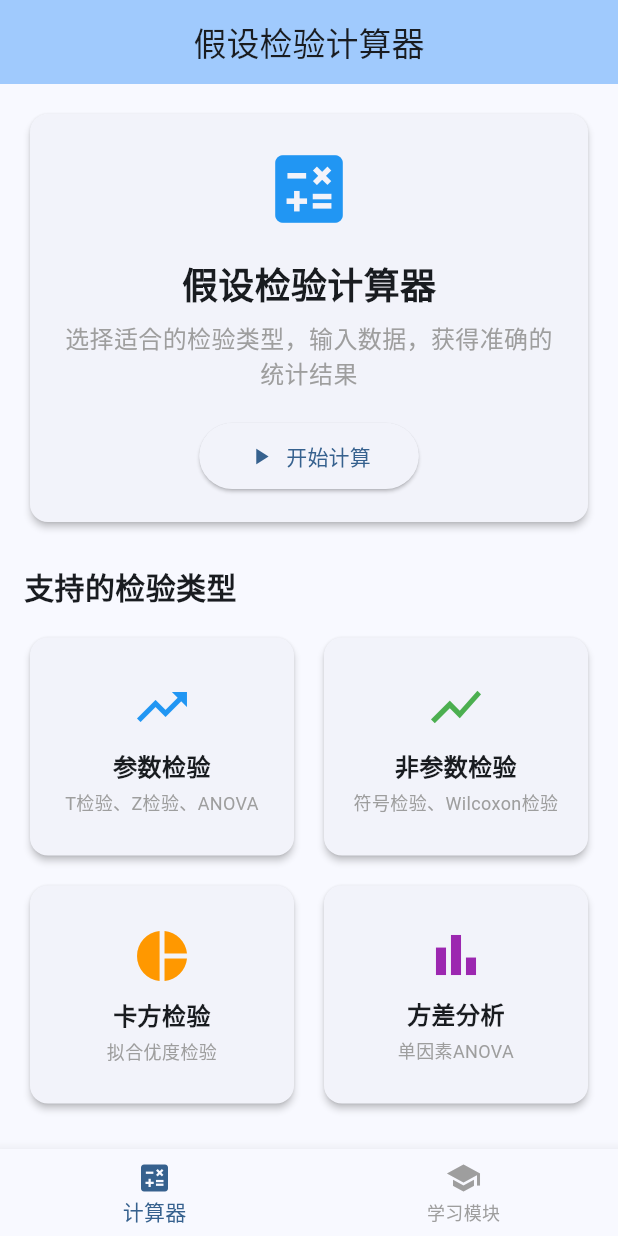
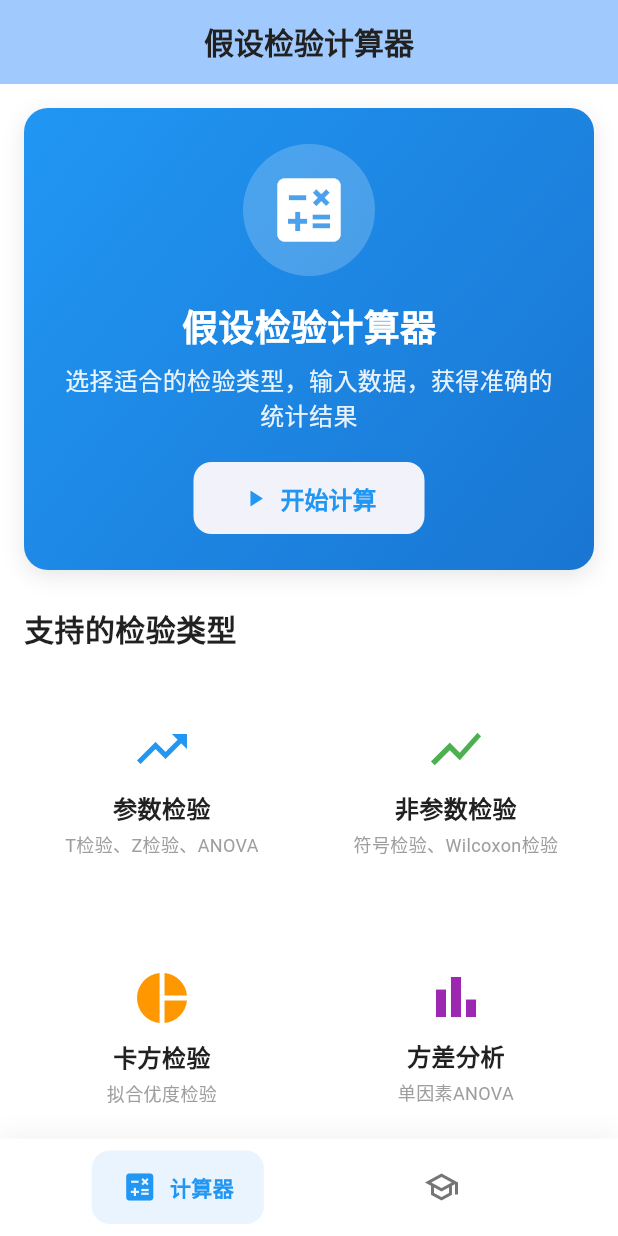
Before and after one commit to zym9863/hypothesis_helper, a Flutter app: the screen it shows after launch, on a phone screen of 412 x 824 dp. Run offline on Flutter 3.47's test engine with Material 3 defaults, Android fonts, the light colour scheme and no system bars; our stand-ins replace fl_chart; Roboto replaces fonts that are missing (Microsoft YaHei).

Commit message:
feat: implement theme management and enhance UI components with AppTheme

```diff
--- a/lib/main.dart
+++ b/lib/main.dart
@@ -2,6 +2,7 @@ import 'package:flutter/material.dart';
 import 'package:provider/provider.dart';
 import 'providers/test_provider.dart';
 import 'screens/main_screen.dart';
+import 'theme/app_theme.dart';
 
 void main() {
   runApp(const HypothesisHelperApp());
@@ -18,24 +19,9 @@ class HypothesisHelperApp extends StatelessWidget {
       ],
       child: MaterialApp(
         title: '假设检验助手',
-        theme: ThemeData(
-          colorScheme: ColorScheme.fromSeed(
-            seedColor: Colors.blue,
-            brightness: Brightness.light,
-          ),
-          useMaterial3: true,
-          fontFamily: 'Microsoft YaHei',
-          appBarTheme: const AppBarTheme(
-            centerTitle: true,
-            elevation: 0,
-          ),
-          cardTheme: CardThemeData(
-            elevation: 2,
-            shape: RoundedRectangleBorder(
-              borderRadius: BorderRadius.circular(12),
-            ),
-          ),
-        ),
+        theme: AppTheme.lightTheme(),
+        darkTheme: AppTheme.darkTheme(),
+        themeMode: ThemeMode.light,
         home: const MainScreen(),
         debugShowCheckedModeBanner: false,
       ),
--- a/lib/screens/calculator_screen.dart
+++ b/lib/screens/calculator_screen.dart
@@ -1,5 +1,6 @@
 import 'package:flutter/material.dart';
 import 'test_selection_screen.dart';
+import '../theme/app_theme.dart';
 
 /// 假设检验计算器屏幕
 class CalculatorScreen extends StatefulWidget {
@@ -17,21 +18,34 @@ class _CalculatorScreenState extends State<CalculatorScreen> {
         title: const Text('假设检验计算器'),
         backgroundColor: Theme.of(context).colorScheme.inversePrimary,
       ),
-      body: Padding(
+      body: SingleChildScrollView(
+        child: Padding(
           padding: const EdgeInsets.all(16.0),
           child: Column(
             crossAxisAlignment: CrossAxisAlignment.start,
             children: [
               // 欢迎卡片
-            Card(
+              Container(
+                decoration: BoxDecoration(
+                  gradient: AppTheme.primaryGradient,
+                  borderRadius: BorderRadius.circular(16),
+                  boxShadow: [AppTheme.cardShadow],
+                ),
                 child: Padding(
-                padding: const EdgeInsets.all(20.0),
+                  padding: const EdgeInsets.all(24.0),
                   child: Column(
                     children: [
-                    const Icon(
+                      Container(
+                        padding: const EdgeInsets.all(16),
+                        decoration: BoxDecoration(
+                          color: Colors.white.withValues(alpha: 0.2),
+                          shape: BoxShape.circle,
+                        ),
+                        child: const Icon(
                           Icons.calculate,
-                      size: 60,
-                      color: Colors.blue,
+                          size: 56,
+                          color: Colors.white,
+                        ),
                       ),
                     const SizedBox(height: 16),
                     const Text(
@@ -39,14 +53,15 @@ class _CalculatorScreenState extends State<CalculatorScreen> {
                       style: TextStyle(
                         fontSize: 24,
                         fontWeight: FontWeight.bold,
+                        color: Colors.white,
                       ),
                     ),
                     const SizedBox(height: 8),
-                    const Text(
+                    Text(
                       '选择适合的检验类型，输入数据，获得准确的统计结果',
                       style: TextStyle(
                         fontSize: 16,
-                        color: Colors.grey,
+                        color: Colors.white.withValues(alpha: 0.9),
                       ),
                       textAlign: TextAlign.center,
                     ),
@@ -85,8 +100,9 @@ class _CalculatorScreenState extends State<CalculatorScreen> {
             ),
             const SizedBox(height: 16),
 
-            Expanded(
-              child: GridView.count(
+            GridView.count(
+              physics: const NeverScrollableScrollPhysics(),
+              shrinkWrap: true,
               crossAxisCount: 2,
               crossAxisSpacing: 12,
               mainAxisSpacing: 12,
@@ -96,32 +112,32 @@ class _CalculatorScreenState extends State<CalculatorScreen> {
                   '参数检验',
                   'T检验、Z检验、ANOVA',
                   Icons.trending_up,
-                    Colors.blue,
+                  AppTheme.primaryBlue,
                 ),
                 _buildFeatureCard(
                   '非参数检验',
                   '符号检验、Wilcoxon检验',
                   Icons.show_chart,
-                    Colors.green,
+                  AppTheme.successGreen,
                 ),
                 _buildFeatureCard(
                   '卡方检验',
                   '拟合优度检验',
                   Icons.pie_chart,
-                    Colors.orange,
+                  AppTheme.warningOrange,
                 ),
                 _buildFeatureCard(
                   '方差分析',
                   '单因素ANOVA',
                   Icons.bar_chart,
-                    Colors.purple,
+                  const Color(0xFF9C27B0),
+                ),
+              ],
             ),
           ],
         ),
       ),
-          ],
-        ),
-      ),
+    )
   );
 }
 
--- a/lib/screens/main_screen.dart
+++ b/lib/screens/main_screen.dart
@@ -1,6 +1,7 @@
 import 'package:flutter/material.dart';
 import 'calculator_screen.dart';
 import 'learning_screen.dart';
+import '../theme/app_theme.dart';
 
 /// 主屏幕 - 包含底部导航栏
 class MainScreen extends StatefulWidget {
@@ -10,8 +11,10 @@ class MainScreen extends StatefulWidget {
   State<MainScreen> createState() => _MainScreenState();
 }
 
-class _MainScreenState extends State<MainScreen> {
+class _MainScreenState extends State<MainScreen> with SingleTickerProviderStateMixin {
   int _currentIndex = 0;
+  late AnimationController _animationController;
+  late Animation<double> _fadeAnimation;
 
   final List<Widget> _screens = [
     const CalculatorScreen(),
@@ -19,29 +22,134 @@ class _MainScreenState extends State<MainScreen> {
   ];
 
   @override
+  void initState() {
+    super.initState();
+    _animationController = AnimationController(
+      duration: const Duration(milliseconds: 300),
+      vsync: this,
+    );
+    _fadeAnimation = Tween<double>(
+      begin: 0.0,
+      end: 1.0,
+    ).animate(CurvedAnimation(
+      parent: _animationController,
+      curve: Curves.easeInOut,
+    ));
+    _animationController.forward();
+  }
+
+  @override
+  void dispose() {
+    _animationController.dispose();
+    super.dispose();
+  }
+
+  void _onTabSelected(int index) {
+    if (_currentIndex != index) {
+      _animationController.reverse().then((_) {
+        setState(() {
+          _currentIndex = index;
+        });
+        _animationController.forward();
+      });
+    }
+  }
+
+  @override
   Widget build(BuildContext context) {
     return Scaffold(
-      body: _screens[_currentIndex],
-      bottomNavigationBar: BottomNavigationBar(
-        currentIndex: _currentIndex,
-        onTap: (index) {
-          setState(() {
-            _currentIndex = index;
-          });
+      body: AnimatedBuilder(
+        animation: _fadeAnimation,
+        builder: (context, child) {
+          return FadeTransition(
+            opacity: _fadeAnimation,
+            child: _screens[_currentIndex],
+          );
         },
-        type: BottomNavigationBarType.fixed,
-        selectedItemColor: Theme.of(context).colorScheme.primary,
-        unselectedItemColor: Colors.grey,
-        items: const [
-          BottomNavigationBarItem(
-            icon: Icon(Icons.calculate),
-            label: '计算器',
+      ),
+      bottomNavigationBar: Container(
+        decoration: BoxDecoration(
+          color: AppTheme.surfaceWhite,
+          boxShadow: [
+            BoxShadow(
+              color: Colors.black.withValues(alpha: 0.05),
+              offset: const Offset(0, -4),
+              blurRadius: 12,
+            ),
+          ],
+        ),
+        child: SafeArea(
+          child: Container(
+            height: 65,
+            padding: const EdgeInsets.symmetric(horizontal: 16, vertical: 8),
+            child: Row(
+              mainAxisAlignment: MainAxisAlignment.spaceAround,
+              children: [
+                _buildNavItem(
+                  index: 0,
+                  icon: Icons.calculate_outlined,
+                  activeIcon: Icons.calculate,
+                  label: '计算器',
+                ),
+                _buildNavItem(
+                  index: 1,
+                  icon: Icons.school_outlined,
+                  activeIcon: Icons.school,
+                  label: '学习',
+                ),
+              ],
+            ),
           ),
-          BottomNavigationBarItem(
-            icon: Icon(Icons.school),
-            label: '学习模块',
-          ),
-        ],
+        ),
+      ),
+    );
+  }
+
+  Widget _buildNavItem({
+    required int index,
+    required IconData icon,
+    required IconData activeIcon,
+    required String label,
+  }) {
+    final isSelected = _currentIndex == index;
+    return GestureDetector(
+      onTap: () => _onTabSelected(index),
+      child: AnimatedContainer(
+        duration: const Duration(milliseconds: 200),
+        padding: EdgeInsets.symmetric(
+          horizontal: isSelected ? 20 : 16,
+          vertical: 8,
+        ),
+        decoration: BoxDecoration(
+          color: isSelected ? AppTheme.primaryBlue.withValues(alpha: 0.1) : Colors.transparent,
+          borderRadius: BorderRadius.circular(12),
+        ),
+        child: Row(
+          mainAxisSize: MainAxisSize.min,
+          children: [
+            Icon(
+              isSelected ? activeIcon : icon,
+              color: isSelected ? AppTheme.primaryBlue : AppTheme.textSecondary,
+              size: 24,
+            ),
+            AnimatedContainer(
+              duration: const Duration(milliseconds: 200),
+              width: isSelected ? 8 : 0,
+            ),
+            AnimatedOpacity(
+              duration: const Duration(milliseconds: 200),
+              opacity: isSelected ? 1 : 0,
+              child: Text(
+                label,
+                style: TextStyle(
+                  color: AppTheme.primaryBlue,
+                  fontWeight: FontWeight.w600,
+                  fontSize: 14,
+                ),
+              ),
+            ),
+          ],
+        ),
       ),
     );
   }
--- /dev/null
+++ b/lib/theme/app_theme.dart
@@ -0,0 +1,221 @@
+import 'package:flutter/material.dart';
+
+class AppTheme {
+  // 品牌色彩
+  static const Color primaryBlue = Color(0xFF2196F3);
+  static const Color primaryDarkBlue = Color(0xFF1976D2);
+  static const Color accentBlue = Color(0xFF448AFF);
+  static const Color lightBlue = Color(0xFFE3F2FD);
+
+  // 功能色彩
+  static const Color successGreen = Color(0xFF4CAF50);
+  static const Color warningOrange = Color(0xFFFF9800);
+  static const Color errorRed = Color(0xFFF44336);
+  static const Color infoTeal = Color(0xFF00BCD4);
+
+  // 中性色彩
+  static const Color backgroundGrey = Color(0xFFF5F5F5);
+  static const Color surfaceWhite = Color(0xFFFFFFFF);
+  static const Color textPrimary = Color(0xFF212121);
+  static const Color textSecondary = Color(0xFF757575);
+  static const Color dividerGrey = Color(0xFFE0E0E0);
+
+  // 渐变色
+  static const LinearGradient primaryGradient = LinearGradient(
+    begin: Alignment.topLeft,
+    end: Alignment.bottomRight,
+    colors: [primaryBlue, primaryDarkBlue],
+  );
+
+  static const LinearGradient accentGradient = LinearGradient(
+    begin: Alignment.topLeft,
+    end: Alignment.bottomRight,
+    colors: [accentBlue, primaryBlue],
+  );
+
+  // 阴影
+  static BoxShadow cardShadow = BoxShadow(
+    color: Colors.black.withValues(alpha: 0.1),
+    offset: const Offset(0, 4),
+    blurRadius: 12,
+    spreadRadius: 0,
+  );
+
+  static BoxShadow buttonShadow = BoxShadow(
+    color: primaryBlue.withValues(alpha: 0.3),
+    offset: const Offset(0, 4),
+    blurRadius: 8,
+    spreadRadius: 0,
+  );
+
+  // 主题配置
+  static ThemeData lightTheme() {
+    return ThemeData(
+      useMaterial3: true,
+      colorScheme: ColorScheme.fromSeed(
+        seedColor: primaryBlue,
+        brightness: Brightness.light,
+        primary: primaryBlue,
+        secondary: accentBlue,
+        surface: surfaceWhite,
+        background: backgroundGrey,
+        error: errorRed,
+      ),
+
+      // 字体配置
+      fontFamily: 'Microsoft YaHei',
+      textTheme: const TextTheme(
+        displayLarge: TextStyle(
+          fontSize: 32,
+          fontWeight: FontWeight.bold,
+          color: textPrimary,
+        ),
+        displayMedium: TextStyle(
+          fontSize: 28,
+          fontWeight: FontWeight.bold,
+          color: textPrimary,
+        ),
+        displaySmall: TextStyle(
+          fontSize: 24,
+          fontWeight: FontWeight.bold,
+          color: textPrimary,
+        ),
+        headlineMedium: TextStyle(
+          fontSize: 20,
+          fontWeight: FontWeight.w600,
+          color: textPrimary,
+        ),
+        headlineSmall: TextStyle(
+          fontSize: 18,
+          fontWeight: FontWeight.w600,
+          color: textPrimary,
+        ),
+        titleLarge: TextStyle(
+          fontSize: 16,
+          fontWeight: FontWeight.w600,
+          color: textPrimary,
+        ),
+        bodyLarge: TextStyle(
+          fontSize: 16,
+          color: textPrimary,
+        ),
+        bodyMedium: TextStyle(
+          fontSize: 14,
+          color: textPrimary,
+        ),
+        bodySmall: TextStyle(
+          fontSize: 12,
+          color: textSecondary,
+        ),
+      ),
+
+      // AppBar 主题
+      appBarTheme: AppBarTheme(
+        centerTitle: true,
+        elevation: 0,
+        backgroundColor: surfaceWhite,
+        foregroundColor: textPrimary,
+        titleTextStyle: const TextStyle(
+          fontSize: 20,
+          fontWeight: FontWeight.w600,
+          color: textPrimary,
+        ),
+      ),
+
+      // Card 主题
+      cardTheme: CardThemeData(
+        elevation: 0,
+        shape: RoundedRectangleBorder(
+          borderRadius: BorderRadius.circular(16),
+        ),
+        color: surfaceWhite,
+      ),
+
+      // ElevatedButton 主题
+      elevatedButtonTheme: ElevatedButtonThemeData(
+        style: ElevatedButton.styleFrom(
+          elevation: 0,
+          padding: const EdgeInsets.symmetric(horizontal: 24, vertical: 12),
+          shape: RoundedRectangleBorder(
+            borderRadius: BorderRadius.circular(12),
+          ),
+          textStyle: const TextStyle(
+            fontSize: 16,
+            fontWeight: FontWeight.w600,
+          ),
+        ),
+      ),
+
+      // BottomNavigationBar 主题
+      bottomNavigationBarTheme: const BottomNavigationBarThemeData(
+        type: BottomNavigationBarType.fixed,
+        elevation: 8,
+        selectedItemColor: primaryBlue,
+        unselectedItemColor: textSecondary,
+        selectedLabelStyle: TextStyle(
+          fontSize: 12,
+          fontWeight: FontWeight.w600,
+        ),
+        unselectedLabelStyle: TextStyle(
+          fontSize: 12,
+        ),
+      ),
+
+      // InputDecoration 主题
+      inputDecorationTheme: InputDecorationTheme(
+        filled: true,
+        fillColor: backgroundGrey,
+        contentPadding: const EdgeInsets.symmetric(
+          horizontal: 16,
+          vertical: 12,
+        ),
+        border: OutlineInputBorder(
+          borderRadius: BorderRadius.circular(12),
+          borderSide: BorderSide.none,
+        ),
+        enabledBorder: OutlineInputBorder(
+          borderRadius: BorderRadius.circular(12),
+          borderSide: BorderSide.none,
+        ),
+        focusedBorder: OutlineInputBorder(
+          borderRadius: BorderRadius.circular(12),
+          borderSide: const BorderSide(
+            color: primaryBlue,
+            width: 2,
+          ),
+        ),
+        errorBorder: OutlineInputBorder(
+          borderRadius: BorderRadius.circular(12),
+          borderSide: const BorderSide(
+            color: errorRed,
+            width: 2,
+          ),
+        ),
+        focusedErrorBorder: OutlineInputBorder(
+          borderRadius: BorderRadius.circular(12),
+          borderSide: const BorderSide(
+            color: errorRed,
+            width: 2,
+          ),
+        ),
+      ),
+
+      // Divider 主题
+      dividerTheme: const DividerThemeData(
+        color: dividerGrey,
+        thickness: 1,
+      ),
+    );
+  }
+
+  static ThemeData darkTheme() {
+    return ThemeData(
+      useMaterial3: true,
+      colorScheme: ColorScheme.fromSeed(
+        seedColor: primaryBlue,
+        brightness: Brightness.dark,
+      ),
+      fontFamily: 'Microsoft YaHei',
+    );
+  }
+}
```
Lines whose indentation alone changed are shown as unchanged.
